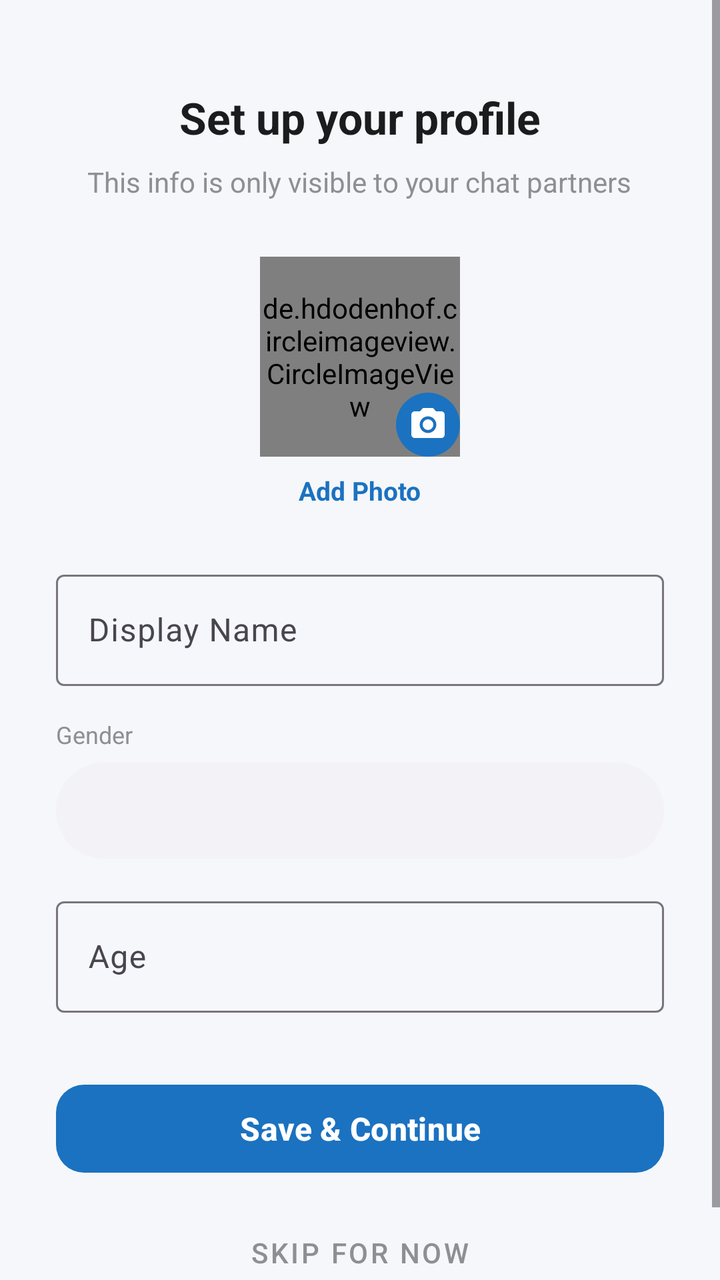
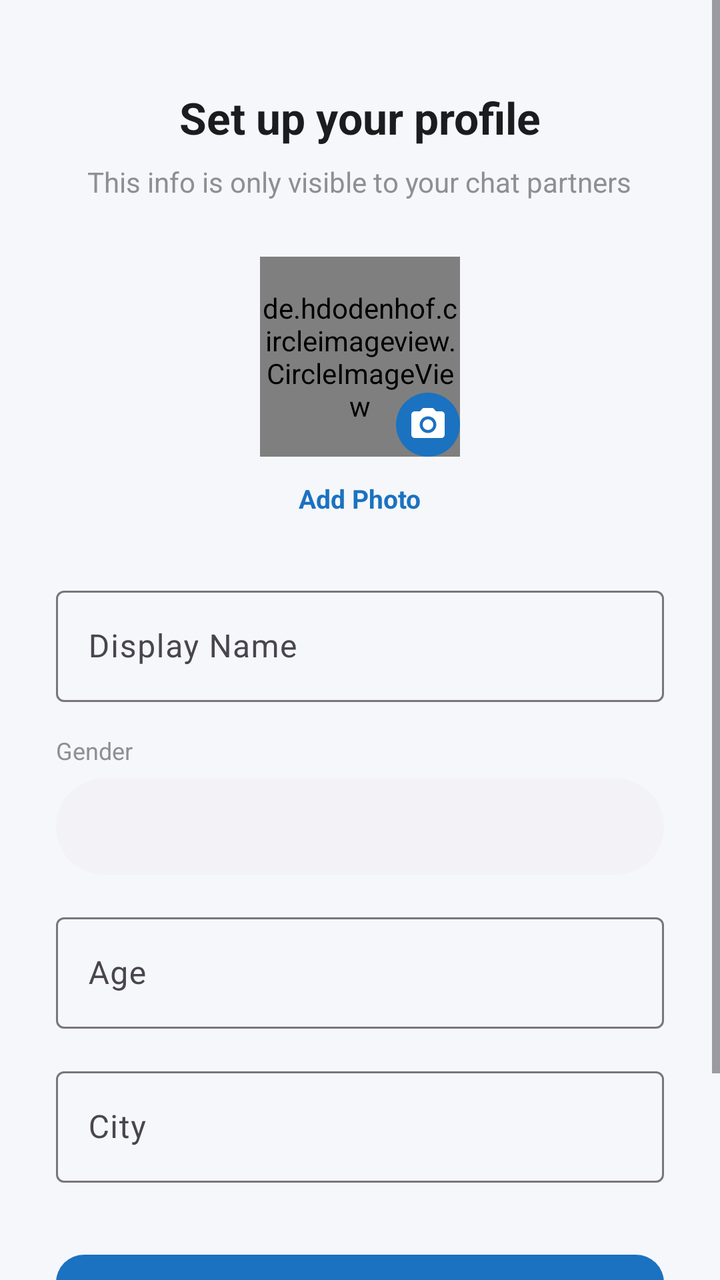

Compare the two renders of this Android layout. The source of the first and the diff that turns it into the second are given below.
<!-- AndroidManifest.xml: application theme Theme.AnonChat -->
<!-- res/layout/activity_setup_profile.xml -->
<?xml version="1.0" encoding="utf-8"?>
<ScrollView xmlns:android="http://schemas.android.com/apk/res/android"
    xmlns:app="http://schemas.android.com/apk/res-auto"
    android:layout_width="match_parent"
    android:layout_height="match_parent"
    android:background="@color/background"
    android:fillViewport="true">

    <LinearLayout
        android:layout_width="match_parent"
        android:layout_height="wrap_content"
        android:gravity="center_horizontal"
        android:orientation="vertical"
        android:padding="28dp">

        <TextView
            android:layout_width="wrap_content"
            android:layout_height="wrap_content"
            android:text="Set up your profile"
            android:textColor="@color/on_surface"
            android:textSize="22sp"
            android:textStyle="bold"
            android:layout_marginTop="16dp" />

        <TextView
            android:layout_width="wrap_content"
            android:layout_height="wrap_content"
            android:layout_marginTop="8dp"
            android:text="This info is only visible to your chat partners"
            android:textColor="@color/text_secondary"
            android:textSize="14sp" />

        
        <FrameLayout
            android:layout_width="100dp"
            android:layout_height="100dp"
            android:layout_marginTop="28dp">

            <de.hdodenhof.circleimageview.CircleImageView
                android:id="@+id/ivSetupPhoto"
                android:layout_width="100dp"
                android:layout_height="100dp"
                android:src="@drawable/ic_default_avatar"
                app:civ_border_color="@color/primary"
                app:civ_border_width="3dp" />

            <ImageView
                android:id="@+id/ivSetupCamera"
                android:layout_width="32dp"
                android:layout_height="32dp"
                android:layout_gravity="bottom|end"
                android:background="@drawable/bg_send_button"
                android:padding="6dp"
                android:src="@drawable/ic_camera"
                android:contentDescription="Add photo" />
        </FrameLayout>

        <TextView
            android:layout_width="wrap_content"
            android:layout_height="wrap_content"
            android:layout_marginTop="8dp"
            android:text="Add Photo"
            android:textColor="@color/primary"
            android:textSize="13sp"
            android:textStyle="bold" />

        
        <com.google.android.material.textfield.TextInputLayout
            android:id="@+id/tilSetupName"
            style="@style/Widget.Material3.TextInputLayout.OutlinedBox"
            android:layout_width="match_parent"
            android:layout_height="wrap_content"
            android:layout_marginTop="28dp"
            android:hint="Display Name">

            <com.google.android.material.textfield.TextInputEditText
                android:id="@+id/etSetupName"
                android:layout_width="match_parent"
                android:layout_height="wrap_content"
                android:inputType="textPersonName"
                android:maxLength="50" />
        </com.google.android.material.textfield.TextInputLayout>

        
        <TextView
            android:layout_width="match_parent"
            android:layout_height="wrap_content"
            android:layout_marginTop="16dp"
            android:text="Gender"
            android:textColor="@color/text_secondary"
            android:textSize="12sp" />

        <Spinner
            android:id="@+id/spinnerSetupGender"
            android:layout_width="match_parent"
            android:layout_height="48dp"
            android:layout_marginTop="6dp"
            android:background="@drawable/bg_input_field"
            android:paddingHorizontal="12dp" />

        
        <com.google.android.material.textfield.TextInputLayout
            android:id="@+id/tilSetupAge"
            style="@style/Widget.Material3.TextInputLayout.OutlinedBox"
            android:layout_width="match_parent"
            android:layout_height="wrap_content"
            android:layout_marginTop="16dp"
            android:hint="Age">

            <com.google.android.material.textfield.TextInputEditText
                android:id="@+id/etSetupAge"
                android:layout_width="match_parent"
                android:layout_height="wrap_content"
                android:inputType="number"
                android:maxLength="3" />
        </com.google.android.material.textfield.TextInputLayout>

        
        <com.google.android.material.button.MaterialButton
            android:id="@+id/btnSetupSave"
            android:layout_width="match_parent"
            android:layout_height="52dp"
            android:layout_marginTop="32dp"
            android:text="Save &amp; Continue"
            android:textSize="16sp"
            android:textStyle="bold"
            app:backgroundTint="@color/primary"
            app:cornerRadius="14dp" />

        <com.google.android.material.button.MaterialButton
            android:id="@+id/btnSetupSkip"
            style="@style/Widget.MaterialComponents.Button.TextButton"
            android:layout_width="wrap_content"
            android:layout_height="wrap_content"
            android:layout_marginTop="12dp"
            android:text="Skip for now"
            android:textColor="@color/text_secondary" />

    </LinearLayout>
</ScrollView>
<!-- resources referenced by this layout -->
<resources>
  <color name="background">#FFF5F7FA</color>
  <color name="on_surface">#FF1C1C1E</color>
  <color name="primary">#FF1B72C0</color>
  <color name="text_secondary">#FF8E8E93</color>
  <!-- drawable bg_input_field (drawable) -->
  <?xml version="1.0" encoding="utf-8"?>
  <shape xmlns:android="http://schemas.android.com/apk/res/android"
      android:shape="rectangle">
      <solid android:color="@color/input_background" />
      <corners android:radius="@dimen/input_corner_radius" />
  </shape>
  <!-- drawable bg_send_button (drawable) -->
  <?xml version="1.0" encoding="utf-8"?>
  <shape xmlns:android="http://schemas.android.com/apk/res/android"
      android:shape="oval">
      <solid android:color="@color/primary" />
  </shape>
  <!-- drawable ic_camera (drawable) -->
  <?xml version="1.0" encoding="utf-8"?>
  <vector xmlns:android="http://schemas.android.com/apk/res/android"
      android:width="24dp"
      android:height="24dp"
      android:viewportWidth="24"
      android:viewportHeight="24">
      <path
          android:fillColor="#FFFFFFFF"
          android:pathData="M12,12m-3.2,0a3.2,3.2 0,1 1,6.4 0a3.2,3.2 0,1 1,-6.4 0" />
      <path
          android:fillColor="#FFFFFFFF"
          android:pathData="M9,2L7.17,4H4c-1.1,0 -2,0.9 -2,2v12c0,1.1 0.9,2 2,2h16c1.1,0 2,-0.9 2,-2V6c0,-1.1 -0.9,-2 -2,-2h-3.17L15,2H9zm3,15c-2.76,0 -5,-2.24 -5,-5s2.24,-5 5,-5 5,2.24 5,5 -2.24,5 -5,5z" />
  </vector>
  <!-- drawable ic_default_avatar (drawable) -->
  <?xml version="1.0" encoding="utf-8"?>
  <vector xmlns:android="http://schemas.android.com/apk/res/android"
      android:width="100dp"
      android:height="100dp"
      android:viewportWidth="24"
      android:viewportHeight="24">
      <path
          android:fillColor="#FFE3F2FD"
          android:pathData="M0,0h24v24H0z" />
      <path
          android:fillColor="#FF1B72C0"
          android:pathData="M12,12c2.21,0 4,-1.79 4,-4s-1.79,-4 -4,-4 -4,1.79 -4,4 1.79,4 4,4zm0,2c-2.67,0 -8,1.34 -8,4v2h16v-2c0,-2.66 -5.33,-4 -8,-4z" />
  </vector>
  <style name="Theme.AnonChat" parent="Theme.Material3.Light.NoActionBar">
          <item name="colorPrimary">@color/primary</item>
          <item name="colorPrimaryVariant">@color/primary_dark</item>
          <item name="colorSecondary">@color/accent</item>
          <item name="android:statusBarColor">@color/status_bar</item>
          <item name="android:windowBackground">@color/background</item>
          <item name="android:navigationBarColor">@color/surface</item>
      </style>
  <color name="input_background">#FFF2F2F7</color>
  <dimen name="input_corner_radius">24dp</dimen>
  <color name="primary_dark">#FF155DA0</color>
  <color name="accent">#FF00BFA5</color>
  <color name="status_bar">#FF145A9E</color>
  <color name="surface">#FFFFFFFF</color>
</resources>

<!-- the commit's change to res/layout/activity_setup_profile.xml (unified diff, before → after) -->
@@ -55,14 +55,35 @@
                 android:contentDescription="Add photo" />
         </FrameLayout>
 
-        <TextView
+        <LinearLayout
             android:layout_width="wrap_content"
             android:layout_height="wrap_content"
             android:layout_marginTop="8dp"
-            android:text="Add Photo"
-            android:textColor="@color/primary"
-            android:textSize="13sp"
-            android:textStyle="bold" />
+            android:gravity="center"
+            android:orientation="horizontal">
+
+            <TextView
+                android:id="@+id/tvSetupAddPhoto"
+                android:layout_width="wrap_content"
+                android:layout_height="wrap_content"
+                android:padding="4dp"
+                android:text="Add Photo"
+                android:textColor="@color/primary"
+                android:textSize="13sp"
+                android:textStyle="bold" />
+
+            <TextView
+                android:id="@+id/tvSetupRemovePhoto"
+                android:layout_width="wrap_content"
+                android:layout_height="wrap_content"
+                android:layout_marginStart="12dp"
+                android:padding="4dp"
+                android:text="Remove Photo"
+                android:textColor="#FFD32F2F"
+                android:textSize="13sp"
+                android:textStyle="bold"
+                android:visibility="gone" />
+        </LinearLayout>
 
         
         <com.google.android.material.textfield.TextInputLayout
@@ -116,6 +137,23 @@
         </com.google.android.material.textfield.TextInputLayout>
 
         
+        <com.google.android.material.textfield.TextInputLayout
+            android:id="@+id/tilSetupCity"
+            style="@style/Widget.Material3.TextInputLayout.OutlinedBox"
+            android:layout_width="match_parent"
+            android:layout_height="wrap_content"
+            android:layout_marginTop="16dp"
+            android:hint="City">
+
+            <com.google.android.material.textfield.TextInputEditText
+                android:id="@+id/etSetupCity"
+                android:layout_width="match_parent"
+                android:layout_height="wrap_content"
+                android:inputType="textCapWords"
+                android:maxLength="100" />
+        </com.google.android.material.textfield.TextInputLayout>
+
+        
         <com.google.android.material.button.MaterialButton
             android:id="@+id/btnSetupSave"
             android:layout_width="match_parent"
